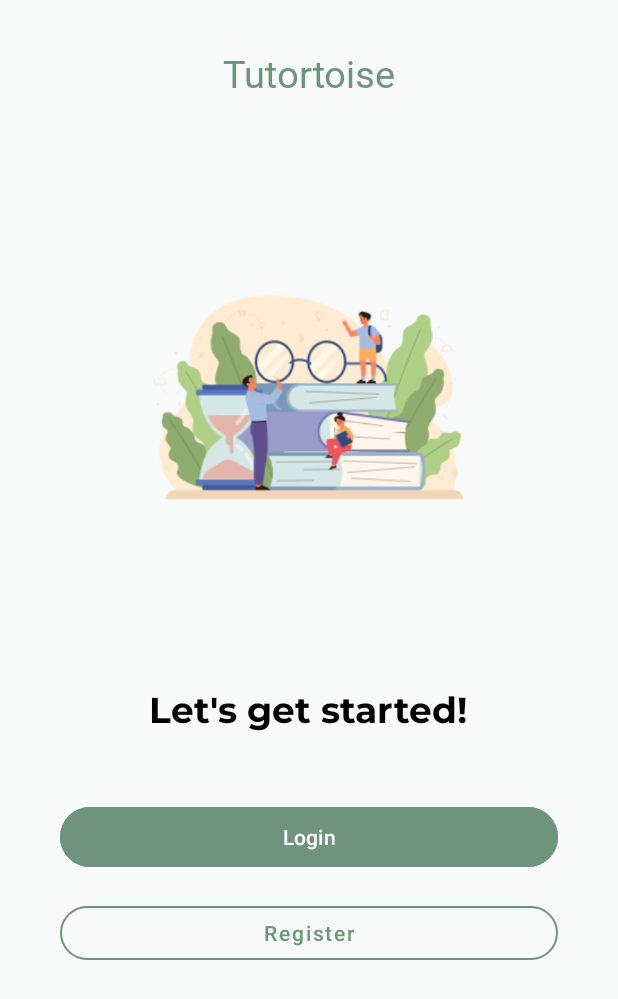
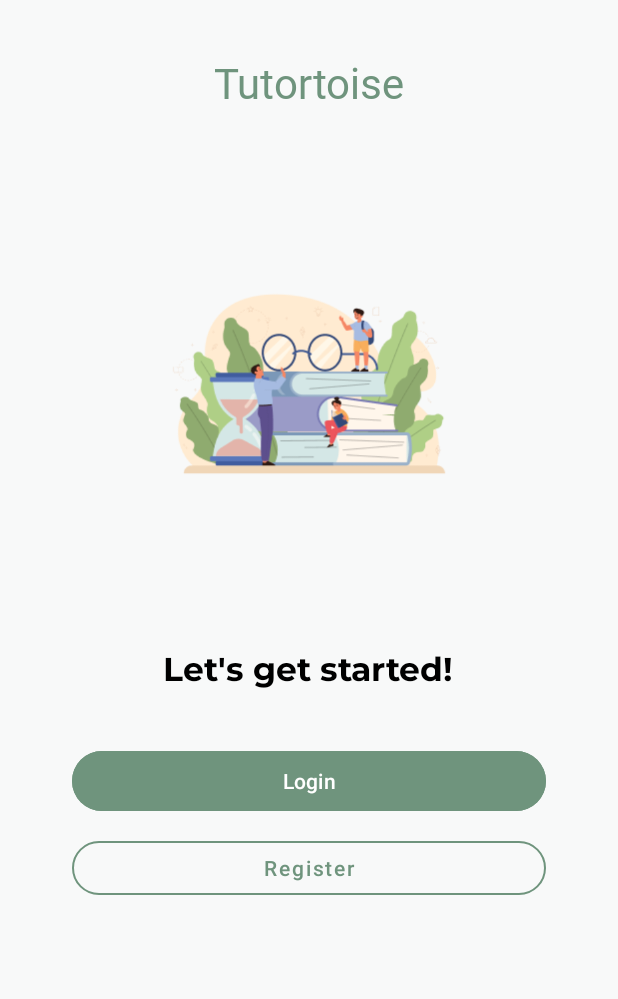
Before and after one commit to Tutortoise/tutortoise-app, an Android app: the LoginRegisterFragment screen opened through its navigation route, on a phone screen of 412 x 824 dp. Shown: the top 999 px of the screen. Run offline under Robolectric (Android 15) with nearby library versions, the phone set to English and light mode, and no system bars; our stand-ins replace navigation-ui.

```diff
--- a/app/src/main/java/com/tutortoise/tutortoise/onboarding/OnboardingActivity.kt
+++ b/app/src/main/java/com/tutortoise/tutortoise/onboarding/OnboardingActivity.kt
@@ -1,10 +1,12 @@
 package com.tutortoise.tutortoise.onboarding
 
 import android.os.Bundle
+import android.transition.Explode
 import androidx.activity.enableEdgeToEdge
 import androidx.appcompat.app.AppCompatActivity
 import androidx.core.view.ViewCompat
 import androidx.core.view.WindowInsetsCompat
+import androidx.interpolator.view.animation.FastOutSlowInInterpolator
 import androidx.navigation.fragment.NavHostFragment
 import androidx.navigation.ui.NavigationUI.setupActionBarWithNavController
 import androidx.navigation.ui.setupActionBarWithNavController
@@ -13,9 +15,23 @@ import com.tutortoise.tutortoise.R
 class OnboardingActivity : AppCompatActivity() {
     override fun onCreate(savedInstanceState: Bundle?) {
         super.onCreate(savedInstanceState)
+        window.enterTransition = Explode().apply {
+            duration = 500
+        }
+
         setContentView(R.layout.activity_onboarding)
 
         val navHostFragment = supportFragmentManager.findFragmentById(R.id.nav_host_fragment) as NavHostFragment
+
+        navHostFragment.view?.let { view ->
+            view.alpha = 0f
+            view.animate()
+                .alpha(1f)
+                .setDuration(500)
+                .setInterpolator(FastOutSlowInInterpolator())
+                .start()
+        }
+
         val navController = navHostFragment.navController
 
         navController.addOnDestinationChangedListener { _, destination, _ ->
--- a/app/src/main/res/layout/fragment_login_register.xml
+++ b/app/src/main/res/layout/fragment_login_register.xml
@@ -7,23 +7,21 @@
     android:layout_height="match_parent"
     android:padding="16dp">
 
-    <!-- Top Bar (App Name) -->
+    <!-- App Name at the Top -->
     <TextView
         android:id="@+id/appName"
         android:layout_width="wrap_content"
         android:layout_height="wrap_content"
         android:text="@string/tutortoise"
-        android:textSize="25sp"
-        android:paddingTop="15dp"
+        android:textSize="28sp"
         android:textColor="@color/darkgreen"
         android:fontFamily="@font/montserrat_extra_bold"
         app:layout_constraintTop_toTopOf="parent"
         app:layout_constraintStart_toStartOf="parent"
         app:layout_constraintEnd_toEndOf="parent"
-        android:layout_marginBottom="24dp"
-        />
+        android:layout_marginTop="20dp" />
 
-    <!-- Content Area (Illustration and Header) -->
+    <!-- Centered Content Area -->
     <LinearLayout
         android:id="@+id/contentLayout"
         android:layout_width="match_parent"
@@ -33,15 +31,15 @@
         app:layout_constraintTop_toBottomOf="@id/appName"
         app:layout_constraintStart_toStartOf="parent"
         app:layout_constraintEnd_toEndOf="parent"
-        android:layout_marginTop="24dp"
-        android:layout_marginBottom="24dp">
+        android:layout_marginTop="32dp"
+        android:layout_marginBottom="32dp">
 
-        <!-- Login/Register Illustration -->
+        <!-- Illustration -->
         <ImageView
             android:id="@+id/onboardingIllust1"
-            android:layout_width="250dp"
-            android:layout_height="350dp"
-            android:src="@drawable/ilustrasi5" />
+            android:layout_width="220dp"
+            android:layout_height="300dp"
+            android:src="@drawable/ilustrasi5"/>
 
         <!-- Welcome Text Header -->
         <TextView
@@ -49,40 +47,38 @@
             android:layout_width="wrap_content"
             android:layout_height="wrap_content"
             android:text="@string/loginRegisHeader"
-            android:textSize="24sp"
+            android:textSize="22sp"
             android:textColor="@android:color/black"
             android:fontFamily="@font/montserrat_bold"
             android:gravity="center"
-            android:layout_marginTop="16dp"
-            android:layout_marginBottom="40dp"
-            />
-
+            android:layout_marginTop="24dp"
+            android:layout_marginBottom="32dp" />
 
         <!-- Login Button -->
         <com.google.android.material.button.MaterialButton
             android:id="@+id/continueButton"
             android:layout_width="match_parent"
-            android:layout_marginHorizontal="24dp"
             android:layout_height="wrap_content"
             android:text="@string/btnLogin"
             android:backgroundTint="@color/darkgreen"
             android:textColor="@android:color/white"
-            app:cornerRadius="50dp" />
+            android:layout_marginHorizontal="32dp"
+            android:textSize="14sp"
+            android:layout_marginBottom="10dp" />
 
         <!-- Register Button -->
         <com.google.android.material.button.MaterialButton
             android:id="@+id/registButton"
             android:layout_width="match_parent"
-            android:layout_marginHorizontal="24dp"
             android:layout_height="wrap_content"
             style="@style/Widget.MaterialComponents.Button.OutlinedButton"
             android:text="@string/btnRegister"
             android:textAllCaps="false"
             android:textColor="@color/darkgreen"
-            android:layout_marginTop="16dp"
             app:strokeColor="@color/darkgreen"
-            app:cornerRadius="50dp" />
+            app:cornerRadius="50dp"
+            android:textSize="14sp"
+            android:layout_marginHorizontal="32dp" />
     </LinearLayout>
 
-
 </androidx.constraintlayout.widget.ConstraintLayout>
--- a/app/src/main/res/layout/fragment_onboarding4.xml
+++ b/app/src/main/res/layout/fragment_onboarding4.xml
@@ -13,13 +13,13 @@
         android:layout_width="wrap_content"
         android:layout_height="wrap_content"
         android:text="@string/tutortoise"
-        android:textSize="25sp"
-        android:paddingTop="15dp"
+        android:textSize="28sp"
         android:textColor="@color/darkgreen"
         android:fontFamily="@font/montserrat_extra_bold"
         app:layout_constraintTop_toTopOf="parent"
         app:layout_constraintStart_toStartOf="parent"
-        app:layout_constraintEnd_toEndOf="parent" />
+        app:layout_constraintEnd_toEndOf="parent"
+        android:layout_marginTop="20dp" />
 
     <!-- Content Area (Illustration, Header, and Description) -->
     <LinearLayout
```
Also changed, not shown: app/src/main/java/com/tutortoise/tutortoise/MainActivity.kt (+64 -6 lines), app/src/main/res/anim/splash_anim.xml (added, +12 -0 lines), app/src/main/res/animator/logo_animator.xml (added, +28 -0 lines), app/src/main/res/animator/text_animator.xml (added, +24 -0 lines), app/src/main/res/values/splash.xml (+3 -4 lines).
